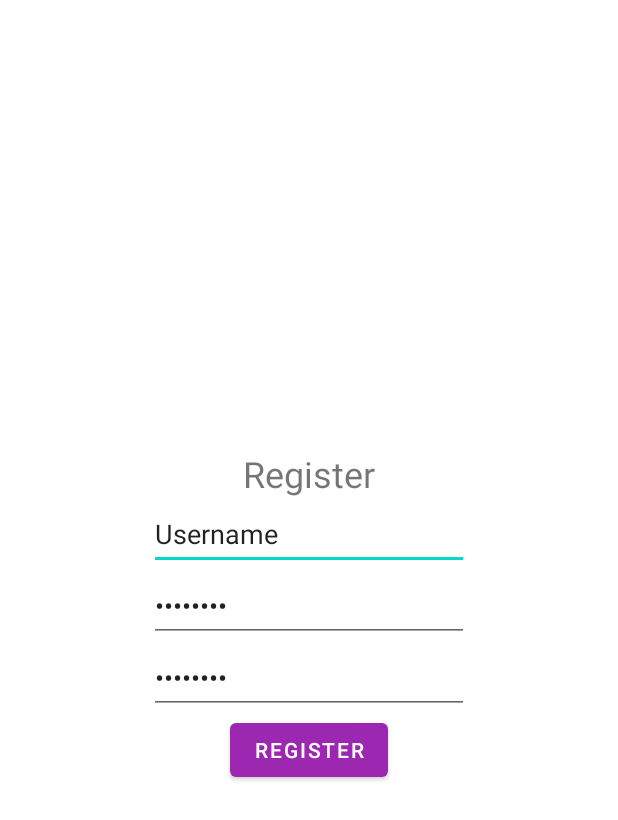
After one commit to joelbarbeiro/WayPinPoint, an Android app: the layout register.xml on its own in the app's theme, with its tools: preview values and no code run, on a phone screen of 412 x 824 dp. The commit adds this screen. Shown: the top 820 px of the screen. Run offline under Robolectric (Android 15) with nearby library versions, the phone set to English and light mode, and no system bars.

Commit message:
#48: Create Layouts - Created Register layout - Added actionbar - Added colors - Slight changes to login layout

```diff
--- /dev/null
+++ b/MobileApp/app/src/main/res/layout/register.xml
@@ -0,0 +1,70 @@
+<?xml version="1.0" encoding="utf-8"?>
+
+<LinearLayout xmlns:android="http://schemas.android.com/apk/res/android"
+    xmlns:tools="http://schemas.android.com/tools"
+    android:layout_width="match_parent"
+    android:layout_height="match_parent"
+    android:gravity="center_vertical"
+    android:orientation="vertical">
+
+    <LinearLayout
+        android:layout_width="match_parent"
+        android:layout_height="wrap_content"
+        android:gravity="center_vertical"
+        android:orientation="vertical"
+        tools:ignore="UselessParent">
+
+        <TextView
+            android:id="@+id/textView3"
+            android:layout_width="match_parent"
+            android:layout_height="wrap_content"
+            android:layout_gravity="center_horizontal"
+            android:textAlignment="center"
+            android:textSize="24sp"
+            android:text="@string/register_title" />
+
+        <EditText
+            android:id="@+id/textview_username"
+            android:layout_width="wrap_content"
+            android:layout_height="wrap_content"
+            android:autofillHints=""
+            android:ems="10"
+            android:inputType="text"
+            android:minHeight="48dp"
+            android:layout_gravity="center_horizontal"
+            android:text="@string/textview_username"
+            tools:ignore="LabelFor" />
+
+        <EditText
+            android:id="@+id/textviewPassword"
+            android:layout_width="wrap_content"
+            android:layout_height="wrap_content"
+            android:layout_gravity="center_horizontal"
+            android:autofillHints=""
+            android:ems="10"
+            android:inputType="textPassword"
+            android:minHeight="48dp"
+            android:text="@string/textview_username"
+            tools:ignore="LabelFor" />
+
+        <EditText
+            android:id="@+id/textviewConfirmPassword"
+            android:layout_width="wrap_content"
+            android:layout_height="wrap_content"
+            android:layout_gravity="center_horizontal"
+            android:autofillHints=""
+            android:ems="10"
+            android:inputType="textPassword"
+            android:minHeight="48dp"
+            android:text="@string/textview_username"
+            tools:ignore="LabelFor" />
+
+        <Button
+            android:id="@+id/button_register"
+            android:layout_width="wrap_content"
+            android:layout_height="wrap_content"
+            android:layout_gravity="center_horizontal"
+            android:text="@string/register_button" />
+
+    </LinearLayout>
+</LinearLayout>
--- a/MobileApp/app/src/main/res/values/colors.xml
+++ b/MobileApp/app/src/main/res/values/colors.xml
@@ -2,4 +2,6 @@
 <resources>
     <color name="black">#FF000000</color>
     <color name="white">#FFFFFFFF</color>
+    <color name="purple_500">#9C27B0</color>
+
 </resources>
--- a/MobileApp/app/src/main/res/values/strings.xml
+++ b/MobileApp/app/src/main/res/values/strings.xml
@@ -3,6 +3,8 @@
     <string name="textview_username">Username</string>
     <string name="textview_password">Password</string>
     <string name="button_login">Login</string>
-    <string name="sign_up_label">Sign Up</string>
-    <string name="signup_register_label">Not a member? Sign In</string>
+    <string name="sign_up_label">Sign In</string>
+    <string name="signup_register_label">Not a member? Sign Up</string>
+    <string name="register_title">Register</string>
+    <string name="register_button">Register</string>
 </resources>
--- a/MobileApp/app/src/main/res/values/themes.xml
+++ b/MobileApp/app/src/main/res/values/themes.xml
@@ -1,8 +1,8 @@
 <resources xmlns:tools="http://schemas.android.com/tools">
     <!-- Base application theme. -->
-    <style name="Base.Theme.WayPinPoint" parent="Theme.Material3.DayNight.NoActionBar">
+    <style name="Base.Theme.WayPinPoint" parent="Theme.MaterialComponents.DayNight.DarkActionBar">
         <!-- Customize your light theme here. -->
-        <!-- <item name="colorPrimary">@color/my_light_primary</item> -->
+         <item name="colorPrimary">@color/purple_500</item>
     </style>
 
     <style name="Theme.WayPinPoint" parent="Base.Theme.WayPinPoint" />
```
